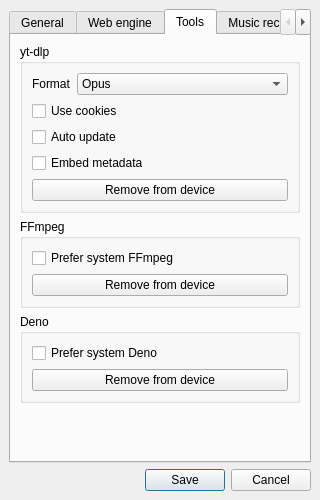
Qt form core/ui/settings_dialog.ui (deeffest/YouTube-Music-Desktop-Player) before a commit.
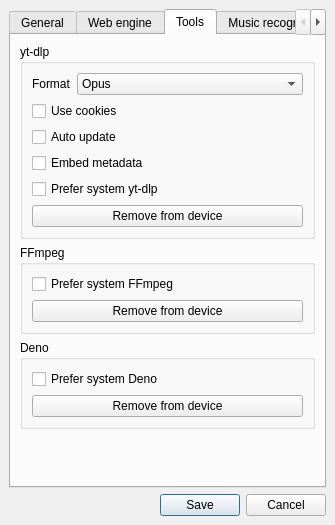
The same form after that commit. The open tabs and pages were chosen to show the change.

Patch:
```diff
--- a/core/ui/settings_dialog.ui
+++ b/core/ui/settings_dialog.ui
@@ -6,14 +6,14 @@
    <rect>
     <x>0</x>
     <y>0</y>
-    <width>320</width>
-    <height>500</height>
+    <width>335</width>
+    <height>525</height>
    </rect>
   </property>
   <property name="minimumSize">
    <size>
-    <width>320</width>
-    <height>500</height>
+    <width>335</width>
+    <height>525</height>
    </size>
   </property>
   <property name="windowTitle">
@@ -434,6 +434,17 @@
                </property>
               </widget>
              </item>
+             <item>
+              <widget class="QCheckBox" name="checkBox_16">
+               <property name="toolTip">
+                <string>The system's yt-dlp will be used, if available.
+Make sure that the version of yt-dlp installed is 2025.11.12 or later.</string>
+               </property>
+               <property name="text">
+                <string>Prefer system yt-dlp</string>
+               </property>
+              </widget>
+             </item>
              <item>
               <widget class="QPushButton" name="pushButton">
                <property name="focusPolicy">
```
Left out of the diff: 43 changed lines with no effect on the pictures.
